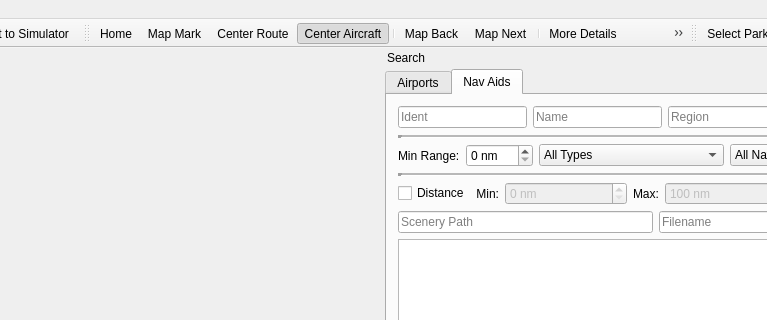
The window that src/gui/mainwindow.ui (albar965/littlenavmap) describes before a commit, drawn with Qt 5; both pictures show x 404 to 1171 and y 0 to 320 of the 1333 by 754 pixel window.
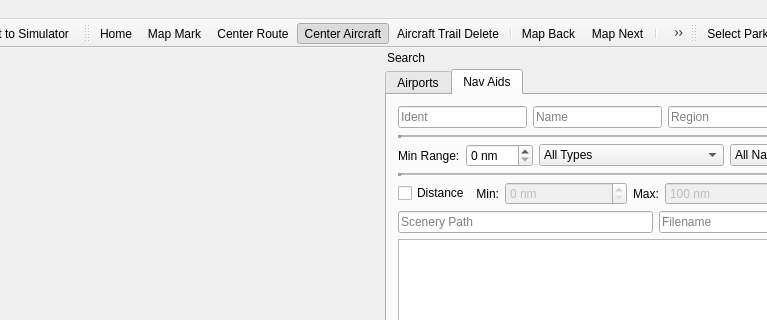
The same window after the commit. Icons and pictures are not drawn.

Commit message: Added aircraft track painting.

Patch:
```diff
--- a/src/gui/mainwindow.ui
+++ b/src/gui/mainwindow.ui
@@ -1724,6 +1724,7 @@
    <addaction name="actionMapShowMark"/>
    <addaction name="actionRouteCenter"/>
    <addaction name="actionMapAircraftCenter"/>
+   <addaction name="actionMapDeleteAircraftTrack"/>
    <addaction name="separator"/>
    <addaction name="actionMapBack"/>
    <addaction name="actionMapNext"/>
@@ -1744,6 +1745,7 @@
    <addaction name="actionMapShowJetAirways"/>
    <addaction name="actionMapShowRoute"/>
    <addaction name="actionMapShowAircraft"/>
+   <addaction name="actionMapShowAircraftTrack"/>
    <addaction name="separator"/>
    <addaction name="actionMapShowGrid"/>
    <addaction name="actionMapShowCities"/>
@@ -2847,6 +2849,39 @@
     <string>Center Aircraft</string>
    </property>
   </action>
+  <action name="actionMapShowAircraftTrack">
+   <property name="checkable">
+    <bool>true</bool>
+   </property>
+   <property name="checked">
+    <bool>true</bool>
+   </property>
+   <property name="icon">
+    <iconset resource="../../littlenavmap.qrc">
+     <normaloff>:/littlenavmap/resources/icons/aircrafttrail.svg</normaloff>:/littlenavmap/resources/icons/aircrafttrail.svg</iconset>
+   </property>
+   <property name="text">
+    <string>Aircraft Trail</string>
+   </property>
+   <property name="toolTip">
+    <string>Aircraft</string>
+   </property>
+  </action>
+  <action name="actionMapDeleteAircraftTrack">
+   <property name="checked">
+    <bool>false</bool>
+   </property>
+   <property name="icon">
+    <iconset resource="../../littlenavmap.qrc">
+     <normaloff>:/littlenavmap/resources/icons/aircrafttraildelete.svg</normaloff>:/littlenavmap/resources/icons/aircrafttraildelete.svg</iconset>
+   </property>
+   <property name="text">
+    <string>Aircraft Trail Delete</string>
+   </property>
+   <property name="toolTip">
+    <string>Aircraft</string>
+   </property>
+  </action>
  </widget>
  <layoutdefault spacing="6" margin="11"/>
  <resources>
```
The commit also changes 27 other files.
